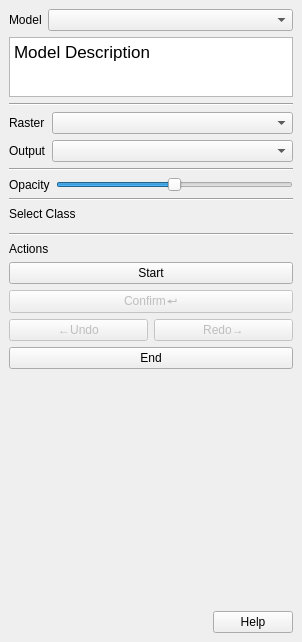
Old version of the form ui/ToolPanel.ui in the repository TitorX/SegMap-QGIS.
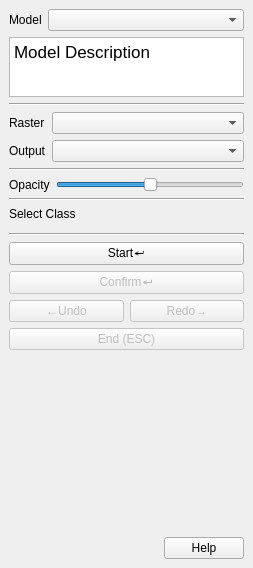
New version of the form. Custom widgets are drawn as their Qt base class.

Patch:
```diff
--- a/ui/ToolPanel.ui
+++ b/ui/ToolPanel.ui
@@ -6,22 +6,16 @@
    <rect>
     <x>0</x>
     <y>0</y>
-    <width>302</width>
-    <height>642</height>
+    <width>253</width>
+    <height>568</height>
    </rect>
   </property>
   <property name="sizePolicy">
-   <sizepolicy hsizetype="Preferred" vsizetype="Expanding">
+   <sizepolicy hsizetype="Expanding" vsizetype="Expanding">
     <horstretch>0</horstretch>
     <verstretch>0</verstretch>
    </sizepolicy>
   </property>
-  <property name="minimumSize">
-   <size>
-    <width>0</width>
-    <height>0</height>
-   </size>
-  </property>
   <property name="windowTitle">
    <string>SegMap Options</string>
   </property>
@@ -184,17 +178,10 @@
       </property>
      </widget>
     </item>
-    <item>
-     <widget class="QLabel" name="label_7">
-      <property name="text">
-       <string>Actions</string>
-      </property>
-     </widget>
-    </item>
     <item>
      <widget class="QPushButton" name="startBtn">
       <property name="text">
-       <string>Start</string>
+       <string>Start↵</string>
       </property>
      </widget>
     </item>
@@ -234,8 +221,11 @@
     </item>
     <item>
      <widget class="QPushButton" name="endBtn">
+      <property name="enabled">
+       <bool>false</bool>
+      </property>
       <property name="text">
-       <string>End</string>
+       <string>End (ESC)</string>
       </property>
      </widget>
     </item>
```
Left out of the diff: 15 changed lines with no effect on the pictures.
